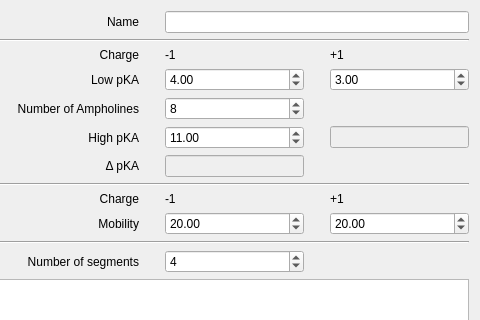
First picture: the form in ampholines.ui, repository hobrasoft/simul6, before the edit; both pictures show x 177 to 657 and y 0 to 320 of the 657 by 520 pixel window.
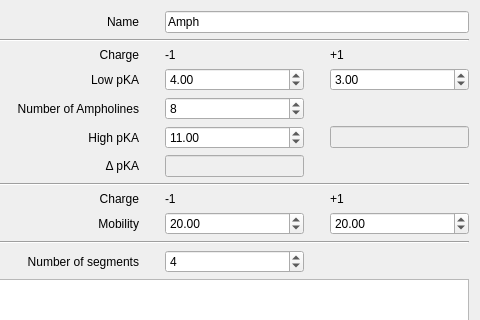
Second picture: the form after the edit.

What changed in the file:
```diff
--- a/ampholines.ui
+++ b/ampholines.ui
@@ -71,7 +71,11 @@
       </widget>
      </item>
      <item row="0" column="2" colspan="2">
-      <widget class="QLineEdit" name="f_name"/>
+      <widget class="QLineEdit" name="f_name">
+       <property name="text">
+        <string>Amph</string>
+       </property>
+      </widget>
      </item>
      <item row="1" column="0" colspan="4">
       <widget class="Line" name="line_2">
```
